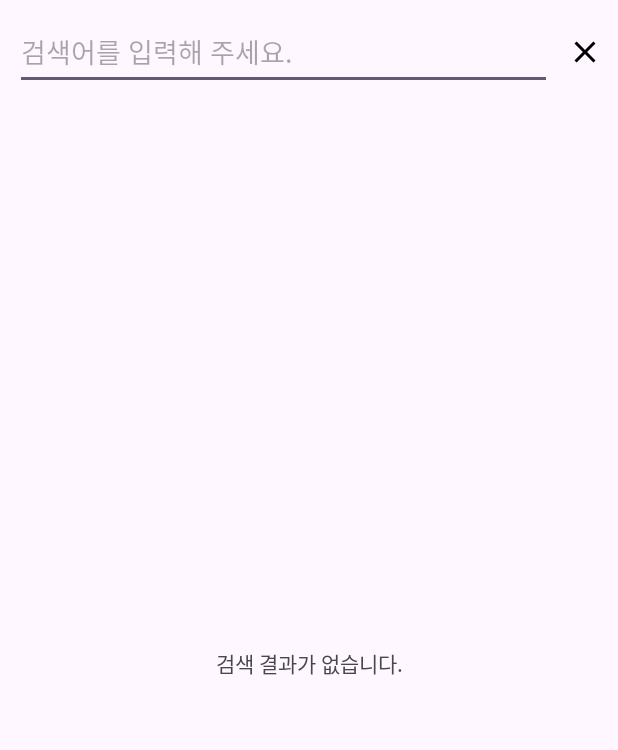
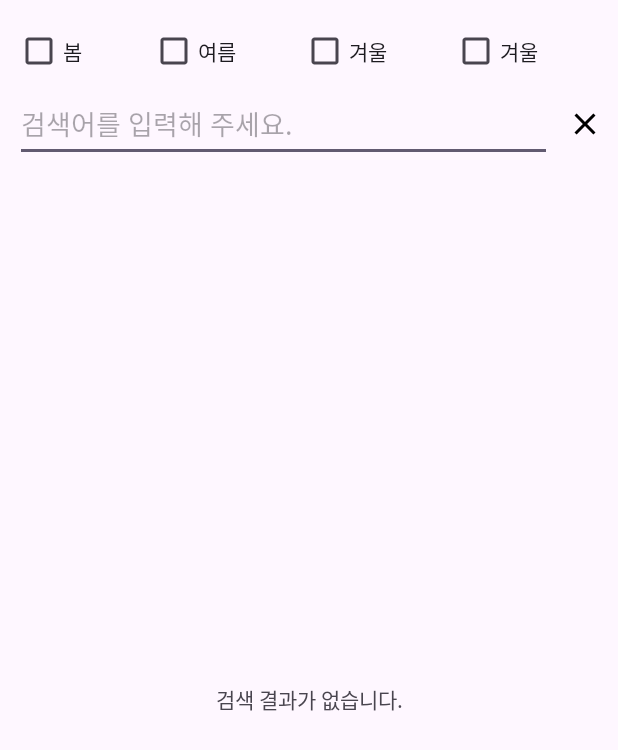
Before and after one commit to nJiyeon/haedal6, an Android app: the SearchActivity screen opened directly, with no data from a screen before it, on a phone screen of 412 x 824 dp. Shown: the top 750 px of the screen. Run offline under Robolectric (Android 15) with nearby library versions, the phone set to English and light mode, and no system bars; our stand-ins replace Dagger/Hilt's generated code.

Commit message:
Edit Search page with checkboxes

```diff
--- a/app/src/main/res/layout/activity_search.xml
+++ b/app/src/main/res/layout/activity_search.xml
@@ -5,8 +5,9 @@
     android:layout_width="match_parent"
     android:layout_height="match_parent">
 
+    <!-- LinearLayout for Checkboxes -->
     <LinearLayout
-        android:id="@+id/search_text_input_view"
+        android:id="@+id/seasons_checkbox_container"
         android:layout_width="match_parent"
         android:layout_height="wrap_content"
         android:layout_marginStart="10dp"
@@ -14,9 +15,56 @@
         android:layout_marginEnd="10dp"
         android:layout_marginBottom="20dp"
         android:orientation="horizontal"
+        app:layout_constraintStart_toStartOf="parent"
         app:layout_constraintEnd_toEndOf="parent"
+        app:layout_constraintTop_toTopOf="parent">
+
+        <!-- Checkbox for Spring -->
+        <CheckBox
+            android:id="@+id/season_spring"
+            android:layout_width="wrap_content"
+            android:layout_height="wrap_content"
+            android:layout_weight="1"
+            android:text="@string/season_spring" />
+
+        <!-- Checkbox for Summer -->
+        <CheckBox
+            android:id="@+id/season_summer"
+            android:layout_width="wrap_content"
+            android:layout_height="wrap_content"
+            android:layout_weight="1"
+            android:text="@string/season_summer" />
+
+        <!-- Checkbox for Fall -->
+        <CheckBox
+            android:id="@+id/season_fall"
+            android:layout_width="wrap_content"
+            android:layout_height="wrap_content"
+            android:layout_weight="1"
+            android:text="@string/season_fall" />
+
+        <!-- Checkbox for Winter -->
+        <CheckBox
+            android:id="@+id/season_winter"
+            android:layout_width="wrap_content"
+            android:layout_height="wrap_content"
+            android:layout_weight="1"
+            android:text="@string/season_winter" />
+    </LinearLayout>
+
+    <!-- LinearLayout for Search Text Input -->
+    <LinearLayout
+        android:id="@+id/search_text_input_view"
+        android:layout_width="match_parent"
+        android:layout_height="wrap_content"
+        android:layout_marginStart="10dp"
+        android:layout_marginTop="0dp"
+        android:layout_marginEnd="10dp"
+        android:layout_marginBottom="0dp"
+        android:orientation="horizontal"
         app:layout_constraintStart_toStartOf="parent"
-        app:layout_constraintTop_toTopOf="parent">
+        app:layout_constraintEnd_toEndOf="parent"
+        app:layout_constraintTop_toBottomOf="@id/seasons_checkbox_container">
 
     <EditText
         android:id="@+id/search_text_input"
@@ -35,8 +83,7 @@
         android:layout_height="wrap_content"
         android:layout_gravity="center"
         android:layout_marginStart="10dp"
-            android:src="@drawable/ic_close">
-        </ImageView>
+        android:src="@drawable/ic_close" />
 </LinearLayout>
 
     <androidx.recyclerview.widget.RecyclerView
@@ -45,21 +92,21 @@
     android:layout_height="wrap_content"
     android:layout_marginStart="10dp"
     android:layout_marginEnd="10dp"
-        android:orientation="horizontal"
     app:layout_constraintTop_toBottomOf="@id/search_text_input_view"
     app:layout_constraintStart_toStartOf="parent"
     app:layout_constraintEnd_toEndOf="parent"
     tools:listitem="@layout/list_keyword" />
 
+        <!-- Search Results Section -->
     <LinearLayout
     android:id="@+id/search_result_view_container"
     android:layout_width="match_parent"
     android:layout_height="0dp"
     android:orientation="vertical"
     app:layout_constraintBottom_toBottomOf="parent"
+    app:layout_constraintStart_toStartOf="parent"
     app:layout_constraintEnd_toEndOf="parent"
-        app:layout_constraintStart_toStartOf="parent"
-        app:layout_constraintTop_toBottomOf="@+id/keyword_history_view">
+    app:layout_constraintTop_toBottomOf="@id/keyword_history_view">
 
     <androidx.recyclerview.widget.RecyclerView
         android:id="@+id/search_result_view"
--- a/app/src/main/res/layout/empty_activity.xml
+++ /dev/null
@@ -1,17 +0,0 @@
-<?xml version="1.0" encoding="utf-8"?>
-<LinearLayout xmlns:android="http://schemas.android.com/apk/res/android"
-    android:layout_width="match_parent"
-    android:layout_height="match_parent"
-    android:gravity="center"
-    android:orientation="vertical"
-    android:padding="10dp">
-
-    <TextView
-        android:id="@+id/empty_view"
-        android:layout_width="wrap_content"
-        android:layout_height="wrap_content"
-        android:layout_marginStart="10dp"
-        android:text="@string/no_result_search_keyword"
-        android:textSize="18sp" />
-
-</LinearLayout>
--- a/app/src/main/res/values/strings.xml
+++ b/app/src/main/res/values/strings.xml
@@ -3,6 +3,11 @@
     <string name="input_search_keyword">검색어를 입력해 주세요.</string>
     <string name="no_result_search_keyword">검색 결과가 없습니다.</string>
     <string name="remove_keyword">삭제</string>
+    <string name ="season_spring">봄</string>
+    <string name ="season_summer">여름</string>
+    <string name ="season_fall">겨울</string>
+    <string name ="season_winter">겨울</string>
+
 
     <style name="labelTextStyle">
         <item name="android:textSize">14sp</item>
```
Lines whose indentation alone changed are shown as unchanged.
